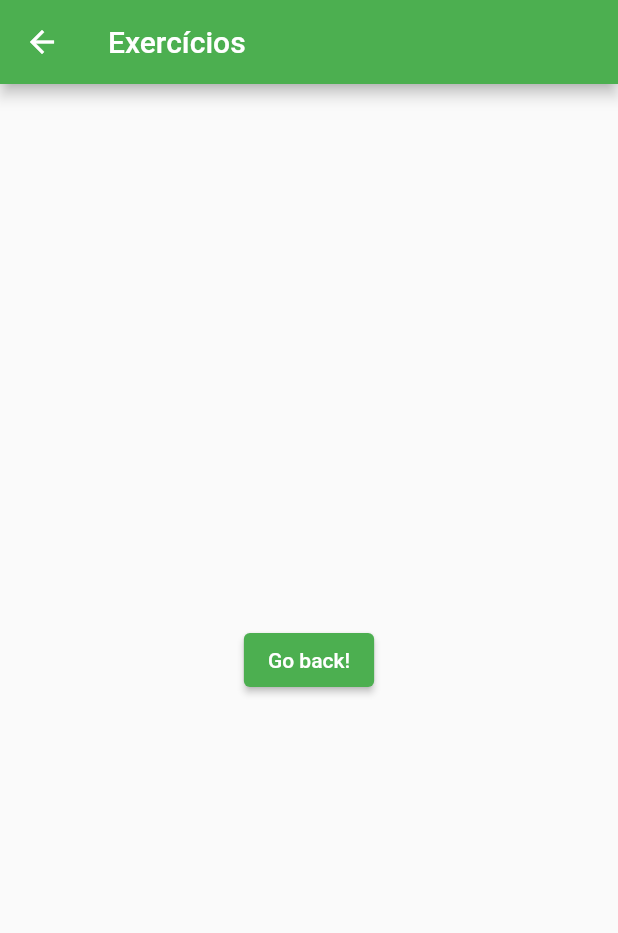
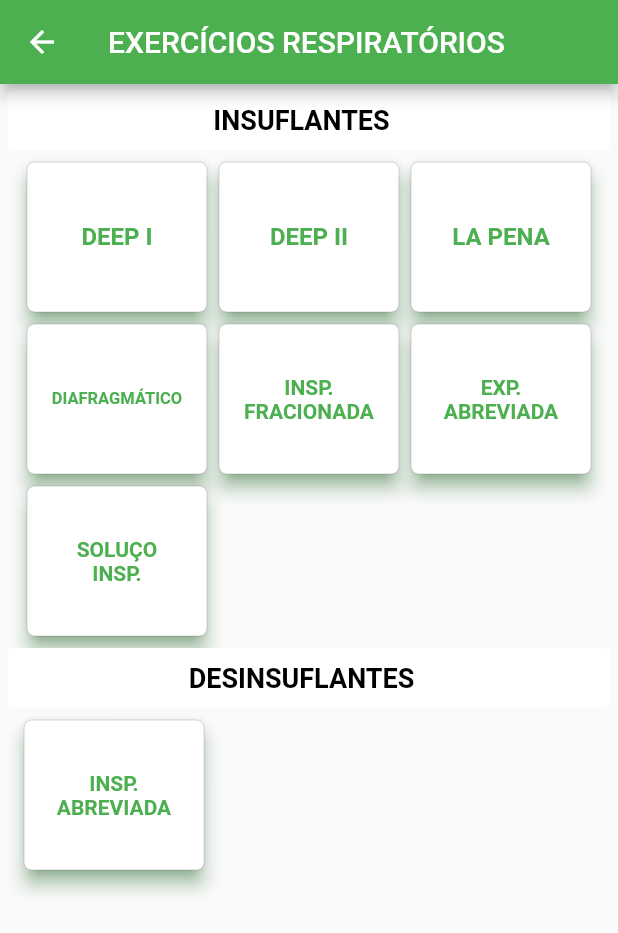
Before and after one commit to lschildt/deep_lung_care, a Flutter app: the screen it shows after launch, in the side drawer, after a tap on "EXERCÍCIOS RESPIRATÓRIOS", on a phone screen of 412 x 824 dp. Shown: the top 933 px of the screen. Run offline on Flutter 3.47's test engine with Material 2 defaults, Android fonts, the phone set to English and light mode, and no system bars; our stand-ins replace carousel_slider.

Commit message:
Added exercises menu

```diff
--- a/lib/widgets/ExercisesScreen.dart
+++ b/lib/widgets/ExercisesScreen.dart
@@ -1,20 +1,124 @@
 import 'package:flutter/material.dart';
+
+import 'ExercisesScreenCard.dart';
 
 class ExercisesScreen extends StatelessWidget {
   @override
   Widget build(BuildContext context) {
     return Scaffold(
       appBar: AppBar(
-        title: Text("Exercícios"),
+        title: Text("EXERCÍCIOS RESPIRATÓRIOS"),
       ),
-      body: Center(
-        child: ElevatedButton(
-          onPressed: () {
-            Navigator.pop(context);
-          },
-          child: Text('Go back!'),
-        ),
-      ),
+      body: Column(
+        children: <Widget>[
+          Row(
+              mainAxisAlignment: MainAxisAlignment.center,
+              children: <Widget>[
+                Card(
+                  elevation: 0,
+                  shadowColor: Colors.black,
+                  color: Colors.white,
+                  child: SizedBox(
+                    width: (MediaQuery.of(context).size.width) - 10,
+                    height: 40,
+                    child: Padding(
+                      padding: const EdgeInsets.symmetric(vertical: 8.0, horizontal: 16),
+                      child: Row(
+                        children: <Widget>[
+                          Column(
+                            crossAxisAlignment: CrossAxisAlignment.center,
+                            mainAxisSize: MainAxisSize.min,
+                            children: <Widget>[
+                              SizedBox(width: 360),
+                              Text("INSUFLANTES", style: TextStyle(fontSize: 18, fontWeight: FontWeight.bold, color: Colors.black)),
+                            ],
+                          ),
+                        ],
+                      ),
+                    ),
+                  ),
+                ),
+              ]
+          ),
+          Row(
+              crossAxisAlignment: CrossAxisAlignment.start,
+              mainAxisAlignment: MainAxisAlignment.end,
+              mainAxisSize: MainAxisSize.min,
+              children: <Widget>[
+                Column(
+                    crossAxisAlignment: CrossAxisAlignment.end,
+                    mainAxisSize: MainAxisSize.min,
+                    children: <Widget>[
+                      ExercisesScreenCard('DEEP I', 16),
+                      ExercisesScreenCard('DIAFRAGMÁTICO', 11),
+                      ExercisesScreenCard('SOLUÇO INSP.', 14),
+                    ]
+                ),
+                Column(
+                    crossAxisAlignment: CrossAxisAlignment.center,
+                    mainAxisSize: MainAxisSize.min,
+                    children: <Widget>[
+                      ExercisesScreenCard('DEEP II', 16),
+                      ExercisesScreenCard('INSP. FRACIONADA', 14),
+                    ]
+                ),
+                Column(
+                    crossAxisAlignment: CrossAxisAlignment.center,
+                    mainAxisSize: MainAxisSize.min,
+                    children: <Widget>[
+                      ExercisesScreenCard('LA PENA', 16),
+                      ExercisesScreenCard('EXP. ABREVIADA', 14),
+                    ]
+                ),
+              ]
+          ),
+
+          Row(
+              mainAxisAlignment: MainAxisAlignment.center,
+              children: <Widget>[
+                Card(
+                  elevation: 0,
+                  shadowColor: Colors.black,
+                  color: Colors.white,
+                  child: SizedBox(
+                    width: (MediaQuery.of(context).size.width) - 10,
+                    height: 40,
+                    child: Padding(
+                      padding: const EdgeInsets.symmetric(vertical: 8.0, horizontal: 16),
+                      child: Row(
+                        children: <Widget>[
+                          Column(
+                            crossAxisAlignment: CrossAxisAlignment.center,
+                            mainAxisSize: MainAxisSize.min,
+                            children: <Widget>[
+                              SizedBox(width: 360),
+                              Text("DESINSUFLANTES", style: TextStyle(fontSize: 18, fontWeight: FontWeight.bold, color: Colors.black)),
+                            ],
+                          ),
+                        ],
+                      ),
+                    ),
+                  ),
+                ),
+              ]
+          ),
+          Row(
+              crossAxisAlignment: CrossAxisAlignment.start,
+              mainAxisAlignment: MainAxisAlignment.center,
+              children: <Widget>[
+                ExercisesScreenCard('INSP. ABREVIADA', 14),
+                SizedBox(
+                    width: 140,
+                    height: 100,
+                ),
+                SizedBox(
+                  width: 120,
+                  height: 100,
+                ),
+              ]
+          ),
+        ]
+      )
     );
   }
 }
--- /dev/null
+++ b/lib/widgets/ExercisesScreenCard.dart
@@ -0,0 +1,49 @@
+import 'package:flutter/material.dart';
+
+// ignore: must_be_immutable
+class ExercisesScreenCard extends Card {
+
+  String title;
+  double textSize;
+
+  ExercisesScreenCard(String title, double textSize) {
+    this.title = title;
+    this.textSize = textSize;
+  }
+
+  @override
+  Widget build(BuildContext context) {
+    return Card (
+      elevation: 5,
+      shadowColor: Colors.green,
+      color: Colors.white,
+      shape: RoundedRectangleBorder(
+        borderRadius: BorderRadius.circular(5),
+        side: BorderSide(
+          color: Colors.black,
+          width: 0.1,
+        ),
+      ),
+      child: InkWell(
+        splashColor: Colors.green.withAlpha(30),
+        onTap: () {
+          print('Card tapped.');
+        },
+        child: SizedBox(
+          width: 120,
+          height: 100,
+          child: Padding(
+            padding: const EdgeInsets.symmetric(vertical: 8.0, horizontal: 16),
+            child: Center(
+              child: Text(
+                title,
+                textAlign: TextAlign.center,
+                style: TextStyle(fontSize: textSize, fontWeight: FontWeight.bold, color: Colors.green)
+              ),
+            ),
+          ),
+        ),
+      ),
+    );
+  }
+}
```
